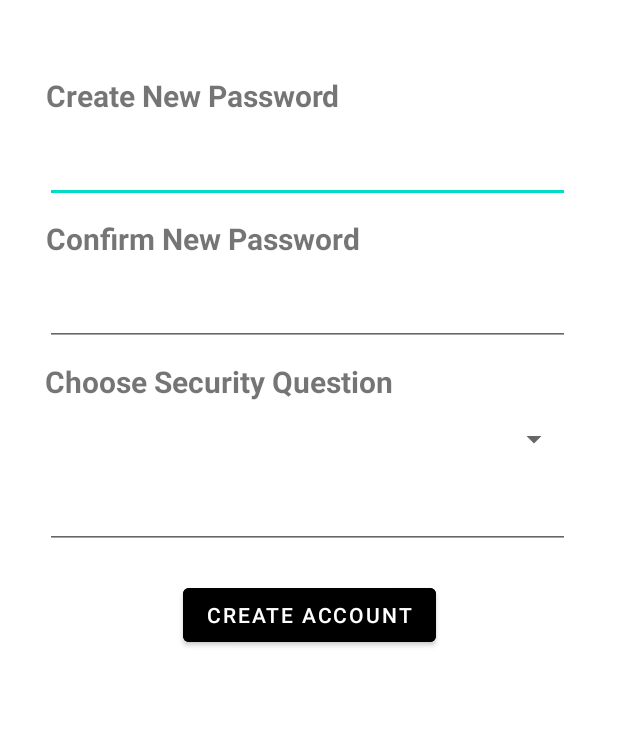
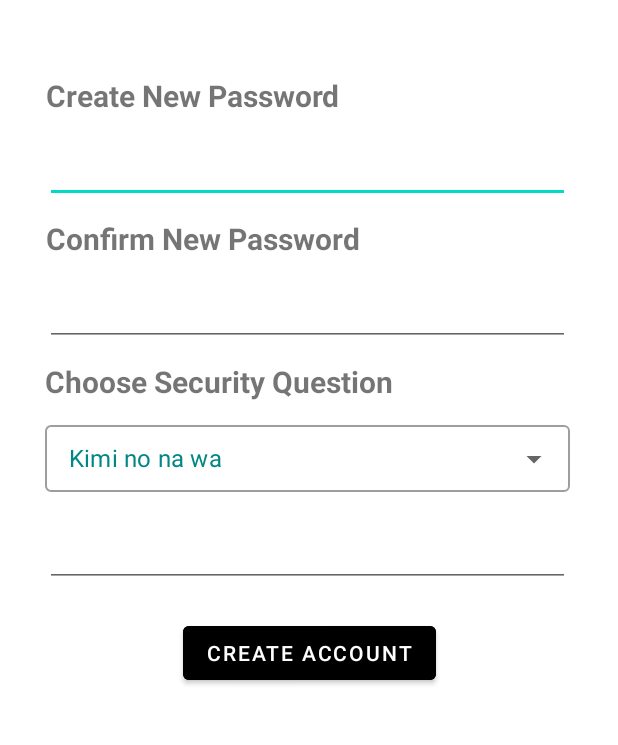
Before and after one commit to pranshu-chandra/Vault-e-PasswordManager, an Android app: the screen it shows after launch (RegistrationActivity), on a phone screen of 412 x 824 dp, the part 386-1131 px from its top. Run offline under Robolectric (Android 15) with nearby library versions, the phone set to English and light mode, and no system bars.

Commit message:
Commit  with autoTextComplete Security Question.

```diff
--- a/app/build.gradle
+++ b/app/build.gradle
@@ -4,8 +4,8 @@ plugins {
 }
 
 android {
-    compileSdkVersion 29
-    buildToolsVersion '29.0.0'
+    compileSdkVersion 30
+    buildToolsVersion '29.0.2'
 
     defaultConfig {
         applicationId "com.example.passwordmanager"
--- a/app/src/main/java/com/example/passwordmanager/RegistrationActivity.kt
+++ b/app/src/main/java/com/example/passwordmanager/RegistrationActivity.kt
@@ -1,17 +1,24 @@
 package com.example.passwordmanager
 
 import android.annotation.SuppressLint
+import android.content.ContentProvider
+import android.content.Context
 import android.content.Intent
 import androidx.appcompat.app.AppCompatActivity
 import android.os.Bundle
 import android.view.View
+import android.widget.ArrayAdapter
+import android.widget.AutoCompleteTextView
 import android.widget.EditText
 import android.widget.Toast
+import androidx.core.content.ContentProviderCompat.requireContext
 import androidx.security.crypto.EncryptedSharedPreferences
 import androidx.security.crypto.EncryptedSharedPreferences.*
 import androidx.security.crypto.MasterKey
 import androidx.security.crypto.MasterKeys
 import androidx.security.crypto.MasterKeys.*
+import com.google.android.material.textfield.TextInputLayout
+import java.security.Provider
 
 var pass=""
 var confirm=""
@@ -24,13 +31,17 @@ class RegistrationActivity : AppCompatActivity() {
         var password = findViewById<EditText>(R.id.editTextTextPassword)
         var passwordConfirm = findViewById<EditText>(R.id.editTextTextPassword2)
         var securityAnswer = findViewById<EditText>(R.id.SecurityQA)
+                val spinner= findViewById<AutoCompleteTextView>(R.id.autoCompleteTextView)
+
+            val secq= resources.getStringArray(R.array.SecurityQuestions)
+        val arrayAdapter=ArrayAdapter(applicationContext,R.layout.dropdown_item,secq)
+              spinner.setAdapter(arrayAdapter)
+
+    }
 
 
 
-
-    }
-
-      @SuppressLint("ShowToast")
+    @SuppressLint("ShowToast")
       fun toLogin(view:View) {
           val masterKey = MasterKey.Builder(applicationContext)
               .setKeyScheme(MasterKey.KeyScheme.AES256_GCM)
--- a/app/src/main/res/layout/activity_registration.xml
+++ b/app/src/main/res/layout/activity_registration.xml
@@ -89,28 +89,43 @@
         tools:layout_editor_absoluteX="185dp"
         tools:layout_editor_absoluteY="124dp" />
 
-    <Spinner
-        android:id="@+id/spinner"
-        android:layout_width="350dp"
-        android:layout_height="30dp"
-        tools:layout_editor_absoluteX="1dp"
-        tools:layout_editor_absoluteY="450dp"
-        app:layout_constraintTop_toBottomOf="@id/SecurityQ"
-        android:layout_marginLeft="30dp"
-        android:layout_marginTop="10dp"
-        app:layout_constraintLeft_toLeftOf="parent"
-        android:spinnerMode="dropdown"/>
     <EditText
         android:id="@+id/SecurityQA"
         android:layout_width="wrap_content"
         android:layout_height="wrap_content"
+        android:layout_marginStart="30dp"
         android:ems="15"
         android:inputType="textPassword"
         android:textSize="20sp"
+        app:layout_constraintTop_toBottomOf="@id/spinner"
+        android:layout_marginTop="15dp"
         app:layout_constraintLeft_toLeftOf="parent"
-        android:layout_marginLeft="30dp"
+        tools:layout_editor_absoluteY="517dp" />
+
+    <com.google.android.material.textfield.TextInputLayout
+        style="@style/Widget.MaterialComponents.TextInputLayout.OutlinedBox.ExposedDropdownMenu"
+        android:id="@+id/spinner"
+        android:layout_width="350dp"
+        android:layout_height="50dp"
+
+        app:layout_constraintTop_toBottomOf="@id/SecurityQ"
+        android:layout_marginStart="30dp"
         android:layout_marginTop="10dp"
-        app:layout_constraintTop_toBottomOf="@id/spinner" />
+        app:layout_constraintLeft_toLeftOf="parent">
+
+        <AutoCompleteTextView
+            android:id="@+id/autoCompleteTextView"
+            android:layout_width="match_parent"
+            android:layout_height="match_parent"
+            android:layout_weight="1"
+            android:inputType="none"
+            android:padding="12dp"
+            android:text="Kimi no na wa"
+            android:textSize="16sp"
+            android:textColor="@color/teal_700"/>
+
+    </com.google.android.material.textfield.TextInputLayout>
+
     <Button
         android:layout_width="wrap_content"
         android:layout_height="wrap_content"
--- /dev/null
+++ b/app/src/main/res/layout/dropdown_item.xml
@@ -0,0 +1,12 @@
+
+
+<TextView
+    android:id="@+id/textView"
+    android:layout_width="match_parent"
+    android:layout_height="wrap_content"
+    android:text="TextView"
+    android:padding="15dp"
+    android:textColor="@color/teal_700"
+    android:textStyle="bold"
+    android:textSize="18sp"
+    xmlns:android="http://schemas.android.com/apk/res/android" />
--- a/app/src/main/res/values/strings.xml
+++ b/app/src/main/res/values/strings.xml
@@ -1,3 +1,11 @@
 <resources>
     <string name="app_name">Password Manager</string>
+    <string-array name="SecurityQuestions">
+        <item>Name of your pet </item>
+        <item> Name of your High school</item>
+        <item> Your surname</item>
+        <item> Name of your college</item>
+        <item> Dream destination</item>
+        <item> Teri Mummy </item>
+    </string-array>
 </resources>
```
